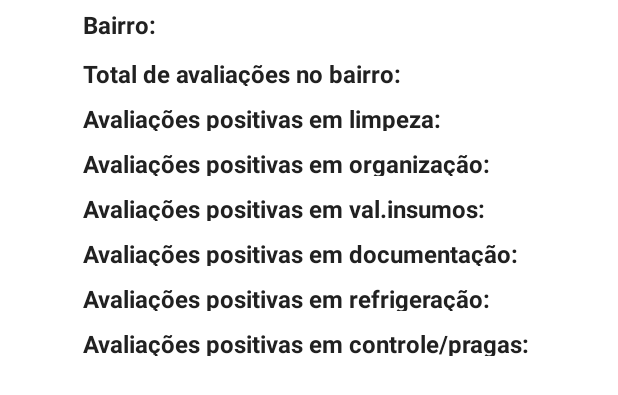
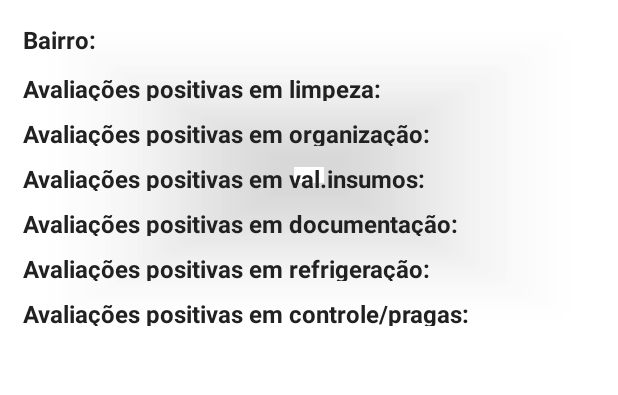
Before and after one commit to cahcastroc/sou-fiscal-tp3-infnet, an Android app: the layout dados_sintetizados_linha.xml on its own in the app's theme, with its tools: preview values and no code run, on a phone screen of 412 x 824 dp. Shown: the top 395 px of the screen. Run offline under Robolectric (Android 15) with nearby library versions, the phone set to English and light mode, and no system bars; Roboto replaces fonts that are not available here.

Commit message:
Add Cardview

```diff
--- a/app/build.gradle
+++ b/app/build.gradle
@@ -55,4 +55,6 @@ dependencies {
 
     implementation "androidx.navigation:navigation-fragment-ktx:$nav_version"
     implementation "androidx.navigation:navigation-ui-ktx:$nav_version"
+
+    implementation "androidx.cardview:cardview:1.0.0"
 }
--- a/app/src/main/java/br/edu/infnet/soufiscal/DadosSintetizadosFragment.kt
+++ b/app/src/main/java/br/edu/infnet/soufiscal/DadosSintetizadosFragment.kt
@@ -107,6 +107,8 @@ class DadosSintetizadosFragment : Fragment(), RecyclerViewItemListener,AdapterVi
                 bairros.add(documento.toObject(Avaliacao::class.java))
             }
 
+
+
             val rvListaBairro = requireView().findViewById<RecyclerView>(R.id.rvListaBairro)
 
             val adapter = rvListaBairro!!.adapter as DadosSintetizadosAdapter
--- a/app/src/main/java/br/edu/infnet/soufiscal/recyclerView/DadosSintetizadosAdapter.kt
+++ b/app/src/main/java/br/edu/infnet/soufiscal/recyclerView/DadosSintetizadosAdapter.kt
@@ -48,6 +48,8 @@ class DadosSintetizadosAdapter(itemListener: RecyclerViewItemListener) : Recycle
             val tvQtdDocumentacao = itemView.findViewById<TextView>(R.id.tvQtdDocumentacao)
             val tvQtdRefrigeracao = itemView.findViewById<TextView>(R.id.tvQtdRefrigeracao)
             val tvQtdControle = itemView.findViewById<TextView>(R.id.tvQtdControle)
+
+
 
             tvNomeBairro.text = avaliacao.bairro
             tvQtdLimpeza.text= avaliacao.limpeza
--- a/app/src/main/res/layout/dados_sintetizados_linha.xml
+++ b/app/src/main/res/layout/dados_sintetizados_linha.xml
@@ -1,13 +1,21 @@
 <?xml version="1.0" encoding="utf-8"?>
-<androidx.constraintlayout.widget.ConstraintLayout xmlns:android="http://schemas.android.com/apk/res/android"
+<LinearLayout xmlns:android="http://schemas.android.com/apk/res/android"
     xmlns:app="http://schemas.android.com/apk/res-auto"
     android:layout_width="match_parent"
     android:layout_height="wrap_content"
     android:layout_marginBottom="10dp"
-    android:background="#36FFFFFF">
+    android:background="#36FFFFFF"
+    android:orientation="vertical"
+    android:padding="10dp">
+
+    <androidx.cardview.widget.CardView
+        android:layout_width="match_parent"
+        android:layout_height="match_parent"
+        app:cardBackgroundColor="#48FFFFFF"
+        app:cardCornerRadius="10dp">
 
         <TableLayout
-        android:layout_width="wrap_content"
+            android:layout_width="match_parent"
             android:layout_height="wrap_content"
             app:layout_constraintEnd_toEndOf="parent"
             app:layout_constraintStart_toStartOf="parent"
@@ -32,29 +40,6 @@
                     android:layout_height="wrap_content"
                     android:textAlignment="textEnd"
                     android:textStyle="bold" />
-        </TableRow>
-
-        <TableRow
-            android:layout_width="match_parent"
-            android:layout_height="match_parent"
-            android:background="#36FFFFFF"
-            android:padding="5dp">
-
-            <TextView
-                android:id="@+id/textView2"
-                android:layout_width="match_parent"
-                android:layout_height="match_parent"
-                android:text="Total de avaliações no bairro:"
-                android:textSize="16sp"
-                android:textStyle="bold" />
-
-            <TextView
-                android:id="@+id/tvQtdPorBairro"
-                android:layout_width="wrap_content"
-                android:layout_height="wrap_content"
-                android:textAlignment="textEnd"
-                android:textStyle="bold" />
-
             </TableRow>
 
             <TableRow
@@ -189,5 +174,5 @@
                     android:textStyle="bold" />
             </TableRow>
         </TableLayout>
-
-</androidx.constraintlayout.widget.ConstraintLayout>
+    </androidx.cardview.widget.CardView>
+</LinearLayout>
--- a/app/src/main/res/layout/fragment_dados_sintetizados.xml
+++ b/app/src/main/res/layout/fragment_dados_sintetizados.xml
@@ -10,10 +10,13 @@
 
     <Spinner
         android:id="@+id/spBairros"
-        android:layout_width="match_parent"
+        android:layout_width="0dp"
         android:layout_height="wrap_content"
-        android:background="#1E567A3C"
+        android:background="#A3ACC3AD"
+        android:contentDescription="@string/selecione"
+        android:filterTouchesWhenObscured="false"
         android:minHeight="32dp"
+        android:popupBackground="@color/principal"
         app:layout_constraintEnd_toEndOf="parent"
         app:layout_constraintStart_toStartOf="parent"
         app:layout_constraintTop_toTopOf="parent" />
--- a/app/src/main/res/values/colors.xml
+++ b/app/src/main/res/values/colors.xml
@@ -8,5 +8,7 @@
     <color name="black">#FF000000</color>
     <color name="white">#FFFFFFFF</color>
     <color name="colorFundo">#BF558B2F</color>
+    <color name="principal">#8BC34A</color>
+
 
 </resources>
--- a/app/src/main/res/values/strings.xml
+++ b/app/src/main/res/values/strings.xml
@@ -5,4 +5,5 @@
     <string name="nome_do_estabelecimento">Nome do estabelecimento:</string>
     <string name="sim">Sim</string>
     <string name="nao">Não</string>
+    <string name="selecione">Selecione o bairro…</string>
 </resources>
```
Lines whose indentation alone changed are shown as unchanged.
